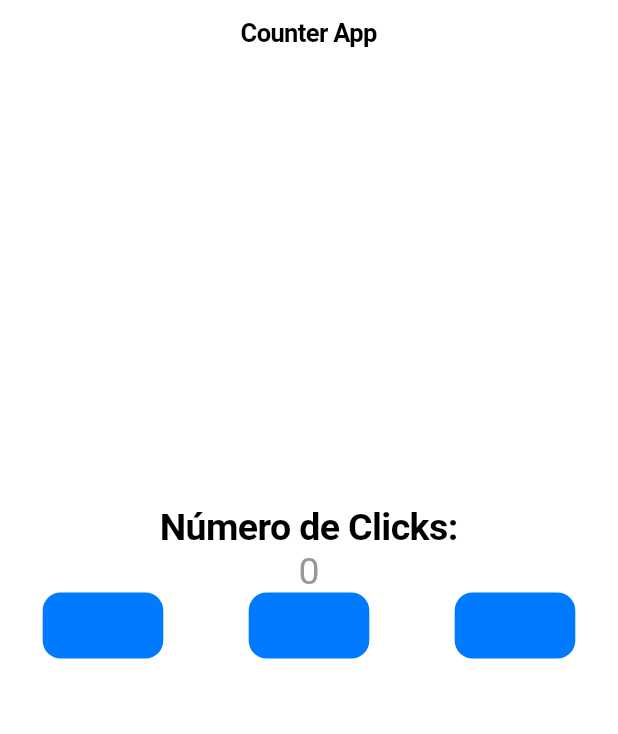
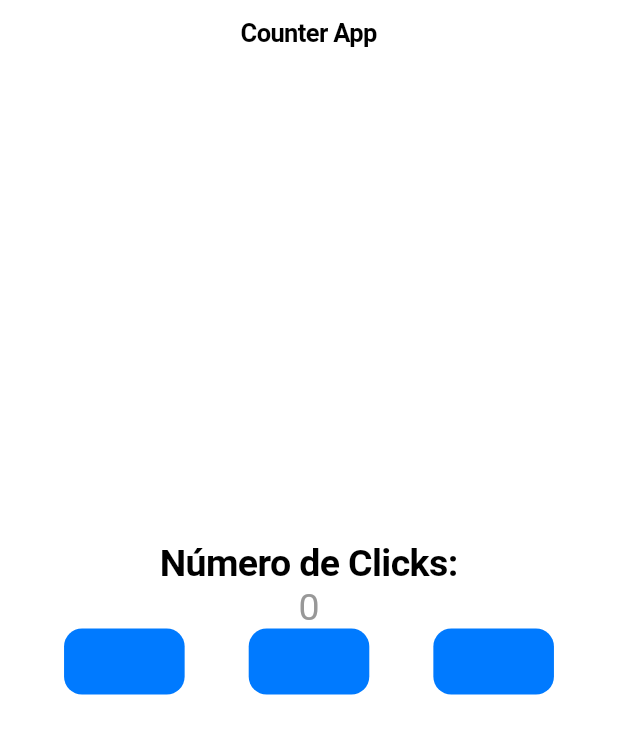
Before and after one commit to byRamon/MtwFlutterCounterApp, a Flutter app: the screen it shows after launch, on a phone screen of 412 x 824 dp. Shown: the top 734 px of the screen. Run offline on Flutter 3.47's test engine with Material 2 defaults, Android fonts, the phone set to English and light mode, and no system bars.

Commit message:
using centers

```diff
--- a/lib/src/screens/home-screen.dart
+++ b/lib/src/screens/home-screen.dart
@@ -18,29 +18,31 @@ class _CounterAppState extends State<CounterApp> {
 
   @override
   Widget build(BuildContext context) {
-    TextStyle estilo =
-        TextStyle(fontSize: 25, color: Color.fromRGBO(0, 0, 0, 1), fontWeight: FontWeight.bold);
+    TextStyle estilo = TextStyle(
+        fontSize: 25,
+        color: Color.fromRGBO(0, 0, 0, 1),
+        fontWeight: FontWeight.bold);
     TextStyle estiloContador =
         TextStyle(fontSize: 25, color: Color.fromRGBO(152, 152, 152, 1));
 
     CupertinoButton btnReset = CupertinoButton(
         child: Icon(CupertinoIcons.refresh),
         color: CupertinoColors.activeBlue,
-        padding: EdgeInsets.fromLTRB(30, 0, 30, 0),
+        padding: EdgeInsets.symmetric(horizontal: 30.0),
         onPressed: () {
           agregar(-counts);
         });
     CupertinoButton btnAdd = CupertinoButton(
         child: Icon(CupertinoIcons.add),
         color: CupertinoColors.activeBlue,
-        padding: EdgeInsets.fromLTRB(30, 0, 30, 0),
+        padding: EdgeInsets.symmetric(horizontal: 30.0),
         onPressed: () {
           agregar(1);
         });
     CupertinoButton btnMinus = CupertinoButton(
         child: Icon(CupertinoIcons.minus_circled),
         color: CupertinoColors.activeBlue,
-        padding: EdgeInsets.fromLTRB(30, 0, 30, 0),
+        padding: EdgeInsets.symmetric(horizontal: 30.0),
         onPressed: () {
           agregar(-1);
         });
@@ -51,11 +53,8 @@ class _CounterAppState extends State<CounterApp> {
           middle: Text('Counter App'),
         ),
         child: Center(
-            child: Container(
-              color: CupertinoColors.white,
-              height: 150.0,
-              child: Center(
             child: Column(
+          mainAxisAlignment: MainAxisAlignment.center,
           children: <Widget>[
             Text(
               'Número de Clicks:',
@@ -66,7 +65,7 @@ class _CounterAppState extends State<CounterApp> {
               style: estiloContador,
             ),
             Row(
-                    mainAxisAlignment: MainAxisAlignment.spaceAround,
+              mainAxisAlignment: MainAxisAlignment.spaceEvenly,
               children: <Widget>[
                 btnReset,
                 btnAdd,
@@ -76,7 +75,6 @@ class _CounterAppState extends State<CounterApp> {
           ],
         )),
       ),
-          )),
     );
     return body;
   }
```
Lines whose indentation alone changed are shown as unchanged.
